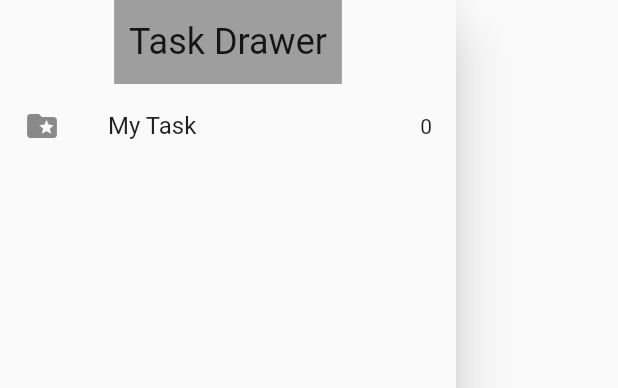
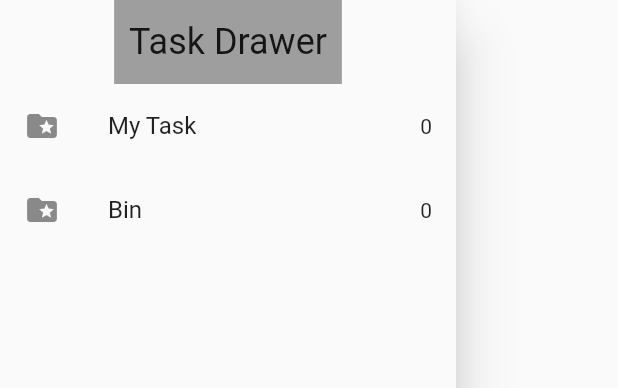
Before and after one commit to 9745108736/bloc_todo, a Flutter app: the MyDrawer widget shown alone on an empty page, opened directly, on a phone screen of 412 x 824 dp. Shown: the top 388 px of the screen. Run offline on Flutter 3.47's test engine with Material 2 defaults, Android fonts, the phone set to English and light mode, and no system bars; our stand-ins replace equatable, flutter_bloc, hydrated_bloc.

Commit message:
drawer work started

```diff
--- a/lib/screens/my_drawer.dart
+++ b/lib/screens/my_drawer.dart
@@ -17,9 +17,14 @@ class MyDrawer extends StatelessWidget {
                 style: Theme.of(context).textTheme.headline5,
               ),
             ),
-            ListTile(
+           const ListTile(
               leading: Icon(Icons.folder_special),
               title: Text('My Task'),
+              trailing: Text('0'),
+            ),
+            const ListTile(
+              leading: Icon(Icons.folder_special),
+              title: Text('Bin'),
               trailing: Text('0'),
             ),
           ],
```
